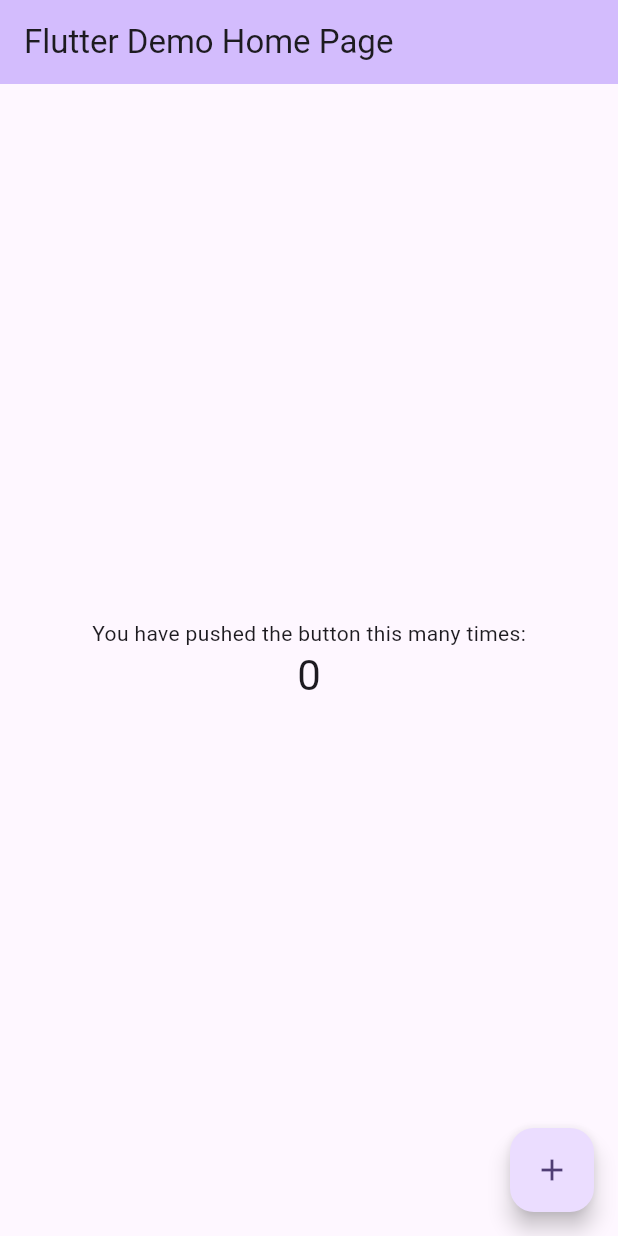
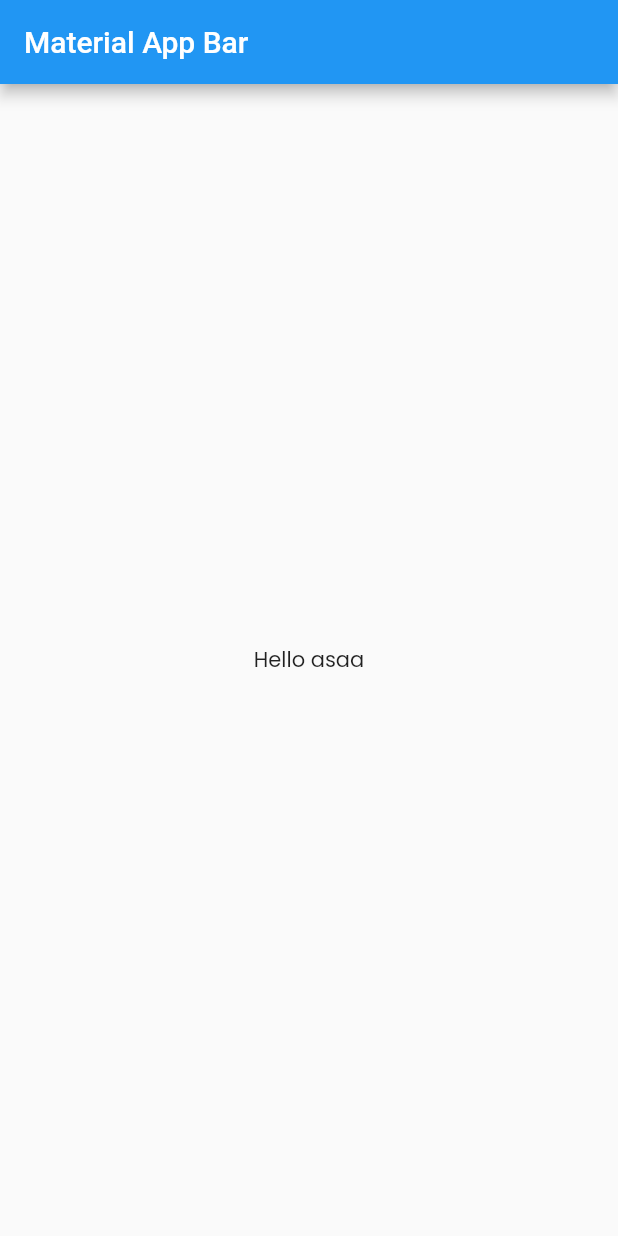
Before and after one commit to aizatkmrdin/white-paper, a Flutter app: the screen it shows after launch, on a phone screen of 412 x 824 dp. Run offline on Flutter 3.47's test engine with Material 3 defaults, Android fonts, the phone set to English and light mode, and no system bars.

Commit message:
core: add default color & assets: add fonts

```diff
--- /dev/null
+++ b/lib/core/themes/color.dart
@@ -0,0 +1,9 @@
+import 'package:flutter/material.dart';
+
+class AppColor {
+  Color background = const Color(0xFFFAFAFA);
+  Color primary = const Color(0xFF2E3234);
+  Color secondary = const Color(0xFFB8B9BA);
+  Color selected = const Color(0xFFEFD265);
+  Color shadow = const Color(0xFFEBECEC);
+}
--- a/lib/main.dart
+++ b/lib/main.dart
@@ -1,4 +1,6 @@
 import 'package:flutter/material.dart';
+import 'package:white_paper/core/themes/color.dart';
+import 'package:white_paper/screens/home.dart';
 
 void main() {
   runApp(const MyApp());
@@ -11,7 +13,8 @@ class MyApp extends StatelessWidget {
   @override
   Widget build(BuildContext context) {
     return MaterialApp(
-      title: 'Flutter Demo',
+      title: 'White Paper',
+      debugShowCheckedModeBanner: false,
       theme: ThemeData(
         // This is the theme of your application.
         //
@@ -28,98 +31,9 @@ class MyApp extends StatelessWidget {
         //
         // This works for code too, not just values: Most code changes can be
         // tested with just a hot reload.
-        colorScheme: ColorScheme.fromSeed(seedColor: Colors.deepPurple),
-        useMaterial3: true,
+        useMaterial3: false,
       ),
-      home: const MyHomePage(title: 'Flutter Demo Home Page'),
+      home: const HomeScreen(),
     );
   }
 }
-
-class MyHomePage extends StatefulWidget {
-  const MyHomePage({super.key, required this.title});
-
-  // This widget is the home page of your application. It is stateful, meaning
-  // that it has a State object (defined below) that contains fields that affect
-  // how it looks.
-
-  // This class is the configuration for the state. It holds the values (in this
-  // case the title) provided by the parent (in this case the App widget) and
-  // used by the build method of the State. Fields in a Widget subclass are
-  // always marked "final".
-
-  final String title;
-
-  @override
-  State<MyHomePage> createState() => _MyHomePageState();
-}
-
-class _MyHomePageState extends State<MyHomePage> {
-  int _counter = 0;
-
-  void _incrementCounter() {
-    setState(() {
-      // This call to setState tells the Flutter framework that something has
-      // changed in this State, which causes it to rerun the build method below
-      // so that the display can reflect the updated values. If we changed
-      // _counter without calling setState(), then the build method would not be
-      // called again, and so nothing would appear to happen.
-      _counter++;
-    });
-  }
-
-  @override
-  Widget build(BuildContext context) {
-    // This method is rerun every time setState is called, for instance as done
-    // by the _incrementCounter method above.
-    //
-    // The Flutter framework has been optimized to make rerunning build methods
-    // fast, so that you can just rebuild anything that needs updating rather
-    // than having to individually change instances of widgets.
-    return Scaffold(
-      appBar: AppBar(
-        // TRY THIS: Try changing the color here to a specific color (to
-        // Colors.amber, perhaps?) and trigger a hot reload to see the AppBar
-        // change color while the other colors stay the same.
-        backgroundColor: Theme.of(context).colorScheme.inversePrimary,
-        // Here we take the value from the MyHomePage object that was created by
-        // the App.build method, and use it to set our appbar title.
-        title: Text(widget.title),
-      ),
-      body: Center(
-        // Center is a layout widget. It takes a single child and positions it
-        // in the middle of the parent.
-        child: Column(
-          // Column is also a layout widget. It takes a list of children and
-          // arranges them vertically. By default, it sizes itself to fit its
-          // children horizontally, and tries to be as tall as its parent.
-          //
-          // Column has various properties to control how it sizes itself and
-          // how it positions its children. Here we use mainAxisAlignment to
-          // center the children vertically; the main axis here is the vertical
-          // axis because Columns are vertical (the cross axis would be
-          // horizontal).
-          //
-          // TRY THIS: Invoke "debug painting" (choose the "Toggle Debug Paint"
-          // action in the IDE, or press "p" in the console), to see the
-          // wireframe for each widget.
-          mainAxisAlignment: MainAxisAlignment.center,
-          children: <Widget>[
-            const Text(
-              'You have pushed the button this many times:',
-            ),
-            Text(
-              '$_counter',
-              style: Theme.of(context).textTheme.headlineMedium,
-            ),
-          ],
-        ),
-      ),
-      floatingActionButton: FloatingActionButton(
-        onPressed: _incrementCounter,
-        tooltip: 'Increment',
-        child: const Icon(Icons.add),
-      ), // This trailing comma makes auto-formatting nicer for build methods.
-    );
-  }
-}
--- /dev/null
+++ b/lib/screens/home.dart
@@ -0,0 +1,20 @@
+import 'package:flutter/material.dart';
+
+class HomeScreen extends StatelessWidget {
+  const HomeScreen({super.key});
+
+  @override
+  Widget build(BuildContext context) {
+    return Scaffold(
+      appBar: AppBar(
+        title: const Text('Material App Bar'),
+      ),
+      body: const Center(
+        child: Text('Hello asaa',
+            style: TextStyle(
+              fontFamily: 'PoppinsRegular',
+            )),
+      ),
+    );
+  }
+}
```
Also changed, not shown: pubspec.yaml (+29 -19 lines), assets/fonts/Poppins-Bold.ttf (added), assets/fonts/Poppins-Medium.ttf (added), assets/fonts/Poppins-Regular.ttf (added), assets/fonts/Poppins-SemiBold.ttf (added), assets/fonts/Poppins-Thin.ttf (added), 2 other files.
